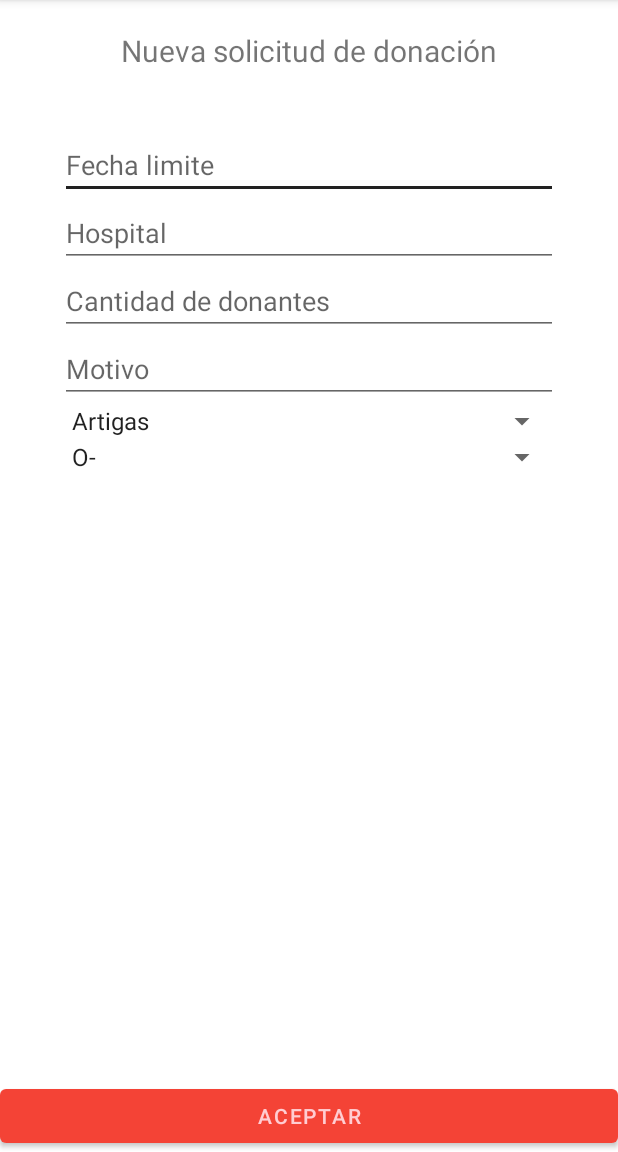
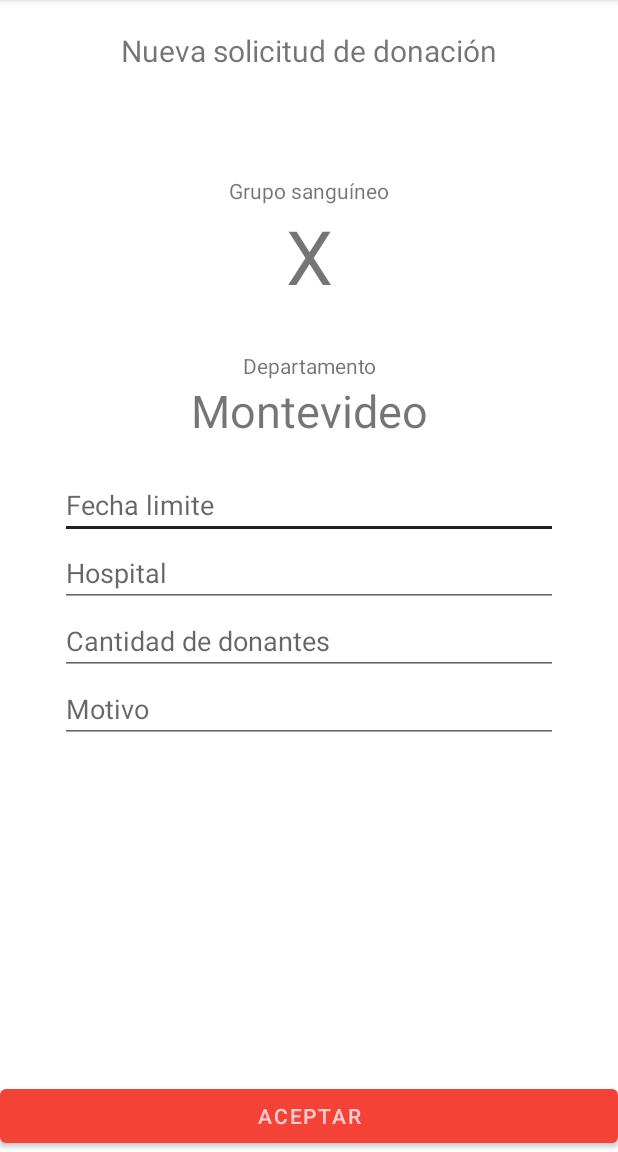
Before and after one commit to Shadowpride/YoDono, an Android app: the screen it shows after launch (SolicitudNueva), after a tap on "Nueva Solicitud", on a phone screen of 412 x 824 dp, the part 84-1236 px from its top. Run offline under Robolectric (Android 15) with nearby library versions, the phone set to English and light mode, and no system bars; our stand-ins replace Room's generated code, navigation-ui; 5 statements that could not run were skipped; 2 other taps on this screen came first.

Commit message:
cambios varios + filtros en donantes
- nueva solicitud carga y muestra datos del donante logueado

- se quitó opciṕn "no estoy seguro" de los grupos sanguíneos

- se agregan spinners en búsqueda de donantes que permiten filtrar por depto y grupo

```diff
--- a/app/src/main/java/uy/yodono/BD/YoDonoRepositorio.java
+++ b/app/src/main/java/uy/yodono/BD/YoDonoRepositorio.java
@@ -48,6 +48,10 @@ public class YoDonoRepositorio {
 
     public LiveData<List<Donantes>> getListaOtrosDonantes(String cedula) {
         return donanteDao.buscarDonantesNotLogged( cedula );
+    }
+
+    public LiveData<List<Donantes>> getDonantesPorFiltro( String departamento, String grupo_sanguineo, String cedula ) {
+        return donanteDao.getDonantesPorFiltros( departamento, grupo_sanguineo, cedula );
     }
 
     public LiveData<List<DonanteConSolicitudes>> getSolicitudesDonante(String cedula) {
--- a/app/src/main/java/uy/yodono/MainActivity.java
+++ b/app/src/main/java/uy/yodono/MainActivity.java
@@ -6,16 +6,9 @@ import android.util.Log;
 import android.view.MenuItem;
 import android.view.View;
 import android.view.Menu;
-import android.widget.Button;
-import android.widget.ImageView;
 import android.widget.TextView;
-import android.widget.Toast;
 
-import com.google.android.material.floatingactionbutton.FloatingActionButton;
-import com.google.android.material.snackbar.Snackbar;
 import com.google.android.material.navigation.NavigationView;
-import com.synnapps.carouselview.CarouselView;
-import com.synnapps.carouselview.ImageListener;
 
 import androidx.annotation.NonNull;
 import androidx.appcompat.app.ActionBarDrawerToggle;
@@ -30,16 +23,12 @@ import androidx.navigation.ui.NavigationUI;
 import androidx.drawerlayout.widget.DrawerLayout;
 import androidx.appcompat.app.AppCompatActivity;
 import androidx.appcompat.widget.Toolbar;
-import androidx.room.Room;
-import androidx.room.RoomDatabase;
 
 import java.util.List;
 
-import uy.yodono.BD.AppDatabase;
 import uy.yodono.Entidades.DonanteConSolicitudes;
 import uy.yodono.Entidades.Donantes;
 import uy.yodono.Entidades.Solicitudes;
-import uy.yodono.daos.DonanteDao;
 
 public class MainActivity extends AppCompatActivity implements NavigationView.OnNavigationItemSelectedListener {
 
@@ -50,7 +39,7 @@ public class MainActivity extends AppCompatActivity implements NavigationView.On
     Donantes donante_logueado;
     TextView bienvenida;
 
-    private DonantesViewModel donantesViewModel;
+    private YoDonoViewModel yoDonoViewModel;
     private LiveData<List<DonanteConSolicitudes>> donanteConSolicitudes;
 
     @Override
@@ -99,12 +88,12 @@ public class MainActivity extends AppCompatActivity implements NavigationView.On
         bienvenida.setText( bienvenida.getText() + " " + nombre_donante );
 
 
-        donantesViewModel = new ViewModelProvider(this,
+        yoDonoViewModel = new ViewModelProvider(this,
                 ViewModelProvider.AndroidViewModelFactory
                         .getInstance(this.getApplication()))
-                .get(DonantesViewModel.class);
+                .get(YoDonoViewModel.class);
 
-        donantesViewModel.getSolicitudesDonante( donante_logueado.getCedula() ).observe(this, new Observer<List<DonanteConSolicitudes>>() {
+        yoDonoViewModel.getSolicitudesDonante( donante_logueado.getCedula() ).observe(this, new Observer<List<DonanteConSolicitudes>>() {
             @Override
             public void onChanged(List<DonanteConSolicitudes> donanteConSolicitudes ) {
                 List<Solicitudes> solicitudesDelDonante = donanteConSolicitudes.get(0).solicitudes_donante;
--- a/app/src/main/java/uy/yodono/PerfilEditar.java
+++ b/app/src/main/java/uy/yodono/PerfilEditar.java
@@ -24,17 +24,17 @@ public class PerfilEditar extends AppCompatActivity {
     EditText text_email;
     EditText text_telefono;
 
-    private DonantesViewModel donantesViewModel;
+    private YoDonoViewModel yoDonoViewModel;
 
     @Override
     protected void onCreate(Bundle savedInstanceState) {
         super.onCreate(savedInstanceState);
         setContentView(R.layout.activity_perfil_editar);
 
-        donantesViewModel = new ViewModelProvider( this,
+        yoDonoViewModel = new ViewModelProvider( this,
                 ViewModelProvider.AndroidViewModelFactory
                         .getInstance(this.getApplication()))
-                .get(DonantesViewModel.class);
+                .get(YoDonoViewModel.class);
 
         Spinner spinner_departamentos = (Spinner) findViewById(R.id.spinner_departamentos);
         // Create an ArrayAdapter using the string array and a default spinner layout
--- a/app/src/main/java/uy/yodono/SolicitudNueva.java
+++ b/app/src/main/java/uy/yodono/SolicitudNueva.java
@@ -5,32 +5,23 @@ import androidx.lifecycle.ViewModelProvider;
 
 import android.content.Intent;
 import android.os.Bundle;
-import android.util.Log;
 import android.view.View;
 import android.widget.ArrayAdapter;
 import android.widget.Button;
 import android.widget.EditText;
 import android.widget.Spinner;
+import android.widget.TextView;
 import android.widget.Toast;
 
-import uy.yodono.BD.AppDatabase;
 import uy.yodono.Entidades.Donantes;
 import uy.yodono.Entidades.Solicitudes;
-import uy.yodono.daos.DonanteDao;
-import uy.yodono.daos.SolicitudesDao;
 
 public class SolicitudNueva extends AppCompatActivity {
 
     Button boton_solicitar_aceptar;
 
-    SolicitudesDao db;
-    AppDatabase dataBase;
+    private YoDonoViewModel yoDonoViewModel;
 
-    private DonantesViewModel donantesViewModel;
-
-    EditText text_ci;
-    EditText text_nombre;
-    EditText text_apellido;
     EditText text_fecha_limite;
     EditText text_hospital;
     EditText text_cantidad_donantes;
@@ -47,30 +38,18 @@ public class SolicitudNueva extends AppCompatActivity {
         Bundle bd = intent.getExtras();
         donante_logueado = (Donantes) bd.get( "Donante" );
 
+        TextView miGrupoSanguineo = (TextView)findViewById(R.id.text_miGrupoSanguineo);
+        miGrupoSanguineo.setText(donante_logueado.getGrupo_Sanguineo());
 
-        Spinner spinner_departamentos = (Spinner) findViewById(R.id.spinner_departamentos);
-        // Create an ArrayAdapter using the string array and a default spinner layout
-        ArrayAdapter<CharSequence> adapter_departamentos = ArrayAdapter.createFromResource(this,
-                R.array.array_departamentos, android.R.layout.simple_spinner_item);
-        // Specify the layout to use when the list of choices appears
-        adapter_departamentos.setDropDownViewResource(android.R.layout.simple_spinner_dropdown_item);
-        // Apply the adapter to the spinner
-        spinner_departamentos.setAdapter(adapter_departamentos);
-
-        Spinner spinner_grupos_sanguineos = (Spinner) findViewById(R.id.spinner_grupo_sanguineos);
-        // Create an ArrayAdapter using the string array and a default spinner layout
-        ArrayAdapter<CharSequence> adapter_grupos_sanguineos = ArrayAdapter.createFromResource(this,
-                R.array.array_grupos_sanguineos, android.R.layout.simple_spinner_item);
-        // Specify the layout to use when the list of choices appears
-        adapter_grupos_sanguineos.setDropDownViewResource(android.R.layout.simple_spinner_dropdown_item);
-        // Apply the adapter to the spinner
-        spinner_grupos_sanguineos.setAdapter(adapter_grupos_sanguineos);
+        TextView miDepartamento = (TextView)findViewById(R.id.text_miDepartamento);
+        miDepartamento.setText(donante_logueado.getDepartamento());
 
 
-        donantesViewModel = new ViewModelProvider( this,
+        yoDonoViewModel = new ViewModelProvider( this,
                 ViewModelProvider.AndroidViewModelFactory
                         .getInstance(this.getApplication()))
-                .get(DonantesViewModel.class);dataBase = AppDatabase.getInstance( SolicitudNueva.this );
+                .get(YoDonoViewModel.class);
+
 
         boton_solicitar_aceptar = (Button)findViewById(R.id.boton_solicitar_aceptar);
 
@@ -78,27 +57,21 @@ public class SolicitudNueva extends AppCompatActivity {
             @Override
             public void onClick(View v) {
 
-                text_ci = (EditText)findViewById(R.id.text_registro_cedula);
-                text_nombre = (EditText)findViewById(R.id.text_registro_nombre);
-                text_apellido = (EditText)findViewById(R.id.text_registro_apellido);
                 text_fecha_limite = (EditText)findViewById(R.id.text_fecha_limite);
                 text_hospital = (EditText)findViewById(R.id.text_hospital);
                 text_cantidad_donantes = (EditText)findViewById(R.id.text_donantes);
                 text_motivo = (EditText)findViewById(R.id.text_motivo);
 
-                //String cedula = text_ci.getText().toString();
-                //String nombre = text_nombre.getText().toString();
-                //String apellido = text_apellido.getText().toString();
                 String fecha = text_fecha_limite.getText().toString();
                 String hospital = text_hospital.getText().toString();
                 String cantidad = text_cantidad_donantes.getText().toString();
                 String motivo = text_motivo.getText().toString();
-                String departamento = spinner_departamentos.getSelectedItem().toString();
-                String grupo_sanguineo = spinner_grupos_sanguineos.getSelectedItem().toString();
 
                 String cedula = donante_logueado.getCedula();
                 String nombre = donante_logueado.getNombre();
                 String apellido = donante_logueado.getApellido();
+                String departamento = donante_logueado.getDepartamento();
+                String grupo_sanguineo = donante_logueado.getGrupo_Sanguineo();
 
                 if (nombre.isEmpty() || apellido.isEmpty() || cedula.isEmpty() || fecha.isEmpty() || hospital.isEmpty() || cantidad.isEmpty() || motivo.isEmpty() )
                 {
@@ -108,7 +81,7 @@ public class SolicitudNueva extends AppCompatActivity {
                 {
                     Solicitudes nueva_solicitud = new Solicitudes( cedula, nombre, apellido, grupo_sanguineo, hospital, fecha, motivo, cantidad, departamento );
 
-                    donantesViewModel.insert( nueva_solicitud );
+                    yoDonoViewModel.insert( nueva_solicitud );
 
                     Intent i = new Intent(SolicitudNueva.this, MainActivity.class);
                     i.putExtra("Donante", donante_logueado);
--- a/app/src/main/java/uy/yodono/DonantesViewModel.java
+++ b/app/src/main/java/uy/yodono/YoDonoViewModel.java
@@ -13,13 +13,13 @@ import uy.yodono.Entidades.DonanteConSolicitudes;
 import uy.yodono.Entidades.Donantes;
 import uy.yodono.Entidades.Solicitudes;
 
-public class DonantesViewModel extends AndroidViewModel {
+public class YoDonoViewModel extends AndroidViewModel {
 
     private YoDonoRepositorio repositorio;
     private LiveData<List<Donantes>> lista_donantes;
     private LiveData<List<Solicitudes>> lista_solicitudes;
 
-    public DonantesViewModel(@NonNull Application application) {
+    public YoDonoViewModel(@NonNull Application application) {
         super(application);
         repositorio = new YoDonoRepositorio(application);
         lista_donantes = repositorio.getAllDonantes();
@@ -46,6 +46,10 @@ public class DonantesViewModel extends AndroidViewModel {
         return repositorio.getListaOtrosDonantes( cedula );
     }
 
+    public LiveData<List<Donantes>> getDonantesPorFiltros( String departamento, String grupo_sanguineo, String cedula ) {
+        return repositorio.getDonantesPorFiltro( departamento, grupo_sanguineo, cedula );
+    }
+
     public LiveData<List<DonanteConSolicitudes>> getSolicitudesDonante(String cedula ) {
         return repositorio.getSolicitudesDonante( cedula );
     }
--- a/app/src/main/java/uy/yodono/daos/DonanteDao.java
+++ b/app/src/main/java/uy/yodono/daos/DonanteDao.java
@@ -41,4 +41,9 @@ public interface DonanteDao {
     @Transaction
     @Query("SELECT * FROM Donantes WHERE cedula = :cedula")
     LiveData<List<DonanteConSolicitudes>> getSolicitudesDonante(String cedula);
+
+    // query para retornar donantes por depto + grupo
+    @Transaction
+    @Query("SELECT * FROM Donantes WHERE departamento = :departamento AND grupo_sanguineo = :grupo_sanguineo and cedula != :cedula")
+    LiveData<List<Donantes>> getDonantesPorFiltros( String departamento, String grupo_sanguineo, String cedula );
 }
--- a/app/src/main/res/layout/activity_solicitud_nueva.xml
+++ b/app/src/main/res/layout/activity_solicitud_nueva.xml
@@ -31,12 +31,44 @@
             android:orientation="vertical">
 
 
+            <TextView
+                android:id="@+id/text_grupoSanguineo"
+                android:layout_width="match_parent"
+                android:layout_height="wrap_content"
+                android:textAlignment="center"
+                android:layout_marginTop="30dp"
+                android:text="Grupo sanguíneo"/>
+
+            <TextView
+                android:id="@+id/text_miGrupoSanguineo"
+                android:layout_width="match_parent"
+                android:layout_height="wrap_content"
+                android:textSize="50dp"
+                android:textAlignment="center"
+                android:text="X"/>
+
+            <TextView
+                android:id="@+id/text_departamento"
+                android:layout_width="match_parent"
+                android:layout_height="wrap_content"
+                android:textAlignment="center"
+                android:layout_marginTop="30dp"
+                android:text="Departamento"/>
+            <TextView
+                android:id="@+id/text_miDepartamento"
+                android:layout_width="match_parent"
+                android:layout_height="wrap_content"
+                android:textSize="30dp"
+                android:textAlignment="center"
+                android:text="Montevideo"/>
+
             <EditText
                 android:layout_width="match_parent"
                 android:layout_height="wrap_content"
                 android:id="@+id/text_fecha_limite"
                 android:hint="@string/prompt_fecha_limite"
                 android:inputType="number"
+                android:layout_marginTop="20dp"
                 app:layout_constraintEnd_toEndOf="parent"
                 app:layout_constraintStart_toStartOf="parent"
                 app:layout_constraintTop_toTopOf="parent"/>
@@ -70,15 +102,6 @@
                 app:layout_constraintTop_toTopOf="parent"/>
 
 
-            <Spinner
-                android:id="@+id/spinner_departamentos"
-                android:layout_width="match_parent"
-                android:layout_height="wrap_content" />
-
-            <Spinner
-                android:id="@+id/spinner_grupo_sanguineos"
-                android:layout_width="match_parent"
-                android:layout_height="wrap_content" />
         </LinearLayout>
 
     </LinearLayout>
--- a/app/src/main/res/values/strings.xml
+++ b/app/src/main/res/values/strings.xml
@@ -90,6 +90,5 @@
         <item>B+</item>
         <item>AB-</item>
         <item>AB+</item>
-        <item>No estoy seguro</item>
     </string-array>
 </resources>
```
Also changed, not shown: app/src/main/java/uy/yodono/Entidades/Donantes.java (+3 -7 lines), app/src/main/java/uy/yodono/ListaDonantes.java (+52 -5 lines), app/src/main/java/uy/yodono/LoginScreen.java (+4 -7 lines), app/src/main/java/uy/yodono/Perfil.java (+3 -5 lines), app/src/main/java/uy/yodono/RegistroPaso_1.java (+4 -7 lines), app/src/main/java/uy/yodono/RegistroPaso_2.java (+4 -6 lines), app/src/main/res/layout/activity_lista_donantes.xml (+22 -0 lines).
